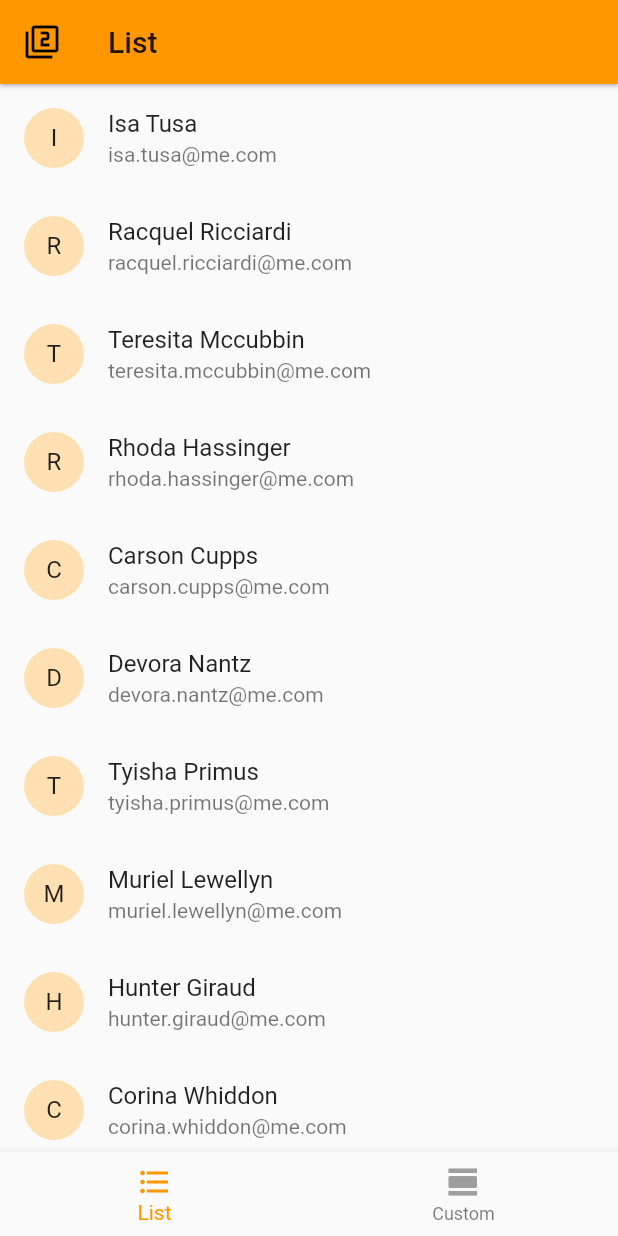
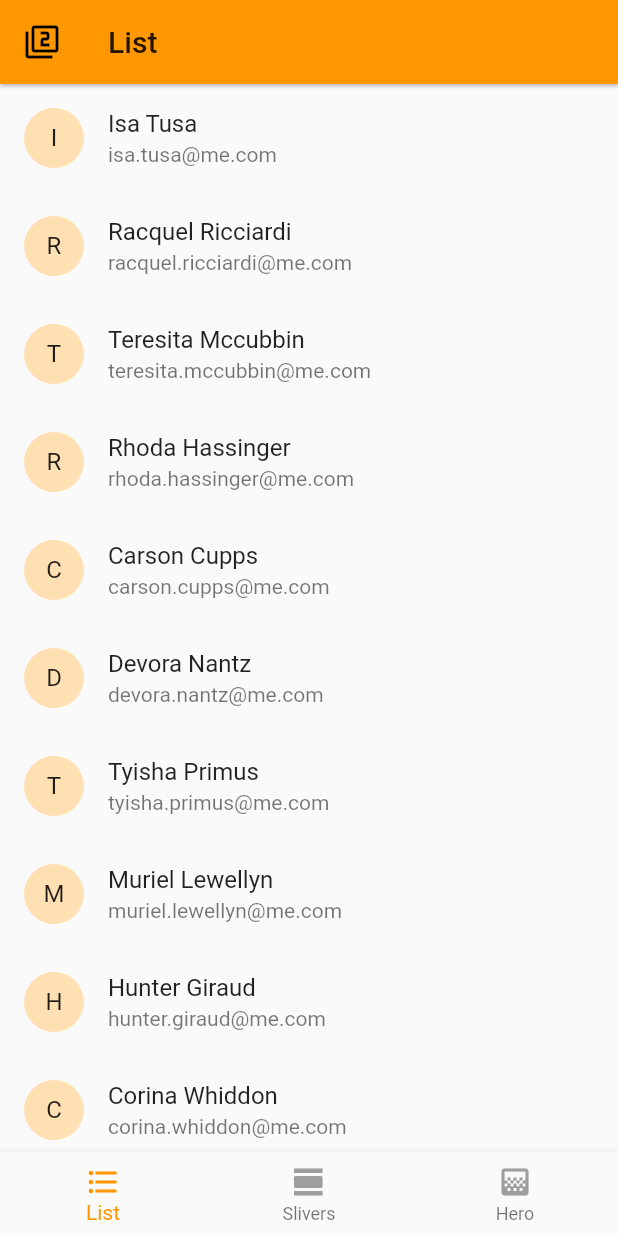
Before and after one commit to bizz84/layout-demo-flutter, a Flutter app: the screen it shows after launch, after a tap on the "filter 1" icon, on a phone screen of 412 x 824 dp. Run offline on Flutter 3.47's test engine with Material 2 defaults, Android fonts, the phone set to English and light mode, and no system bars.

Commit message:
Add Hero layout

```diff
--- a/lib/layout_type.dart
+++ b/lib/layout_type.dart
@@ -19,6 +19,7 @@ enum LayoutType {
   padding,
   list,
   slivers,
+  hero,
 }
 
 String layoutName(LayoutType layoutType) {
@@ -36,7 +37,9 @@ String layoutName(LayoutType layoutType) {
     case LayoutType.list:
       return 'List';
     case LayoutType.slivers:
-      return 'Custom';
+      return 'Slivers';
+    case LayoutType.hero:
+      return 'Hero';
     default:
       return '';
   }
--- a/lib/main_page.dart
+++ b/lib/main_page.dart
@@ -2,6 +2,7 @@ import 'package:flutter/material.dart';
 import 'package:layout_demo_flutter/pages/baseline_page.dart';
 import 'package:layout_demo_flutter/pages/expanded_page.dart';
 import 'package:layout_demo_flutter/layout_type.dart';
+import 'package:layout_demo_flutter/pages/hero_page.dart';
 import 'package:layout_demo_flutter/pages/list_page.dart';
 import 'package:layout_demo_flutter/pages/padding_page.dart';
 import 'package:layout_demo_flutter/pages/row_column_page.dart';
@@ -63,6 +64,9 @@ class _MainPageState extends State<MainPage> {
         case 1:
           _onLayoutSelected(LayoutType.slivers);
           break;
+        case 2:
+          _onLayoutSelected(LayoutType.hero);
+          break;
       }
     }
   }
@@ -109,6 +113,8 @@ class _MainPageState extends State<MainPage> {
         return ListPage(layoutGroup: _layoutGroup, onLayoutToggle: _onLayoutGroupToggle);
       case LayoutType.slivers:
         return SliversPage(layoutGroup: _layoutGroup, onLayoutToggle: _onLayoutGroupToggle);
+      case LayoutType.hero:
+        return HeroPage(layoutGroup: _layoutGroup, onLayoutToggle: _onLayoutGroupToggle);
     }
     return null;
   }
@@ -139,6 +145,8 @@ class _MainPageState extends State<MainPage> {
               icon: Icons.format_list_bulleted, layoutSelection: LayoutType.list),
           _buildItem(
               icon: Icons.view_day, layoutSelection: LayoutType.slivers),
+          _buildItem(
+              icon: Icons.gradient, layoutSelection: LayoutType.hero),
         ],
         onTap: _onSelectTab,
       );
--- a/lib/pages/list_page.dart
+++ b/lib/pages/list_page.dart
@@ -31,8 +31,8 @@ List<Contact> allContacts = [
   Contact(name: 'Rhiannon Macfarlane', email: 'rhiannon.macfarlane@me.com'),
 ];
 
-class _ContactListTile extends ListTile {
-  _ContactListTile(Contact contact)
+class ContactListTile extends ListTile {
+  ContactListTile(Contact contact)
       : super(
           title: Text(contact.name),
           subtitle: Text(contact.email),
@@ -64,7 +64,7 @@ class ListPage extends StatelessWidget implements HasLayoutGroup {
         itemCount: allContacts.length,
         itemBuilder: (BuildContext content, int index) {
           Contact contact = allContacts[index];
-          return _ContactListTile(contact);
+          return ContactListTile(contact);
         });
   }
 }
```
Also changed, not shown: lib/pages/hero_page.dart (added, +90 -0 lines).
